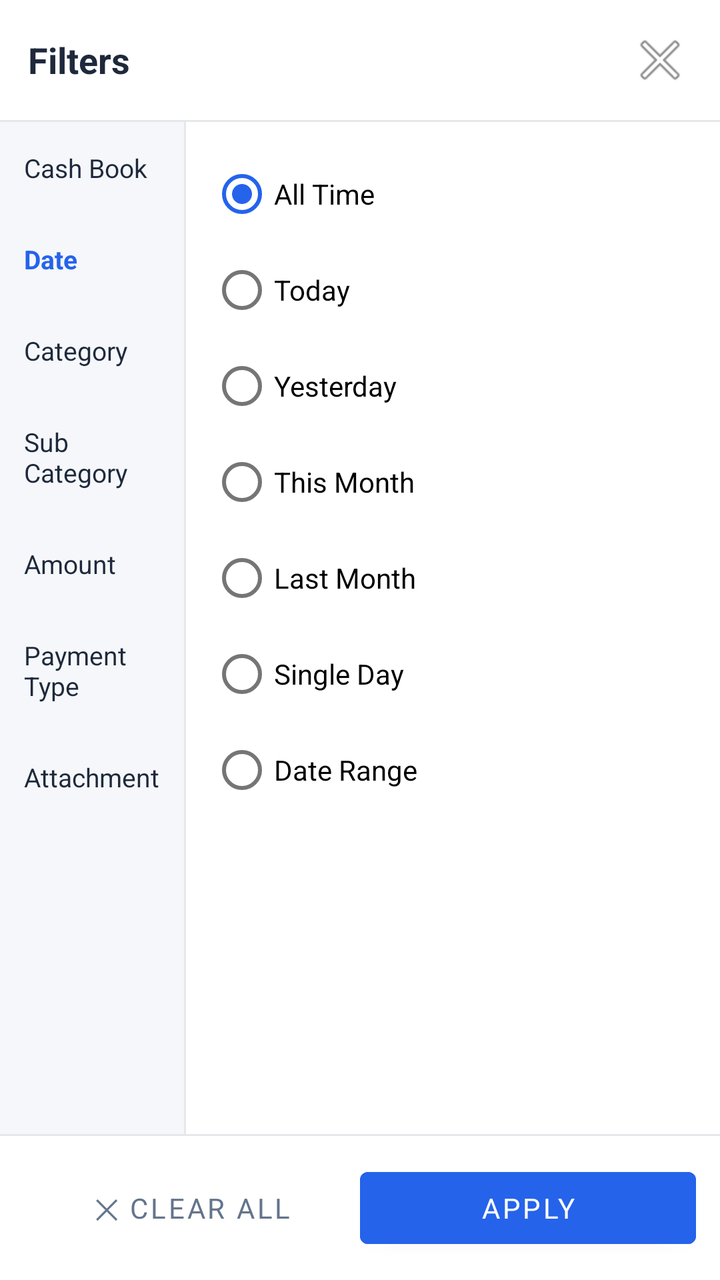
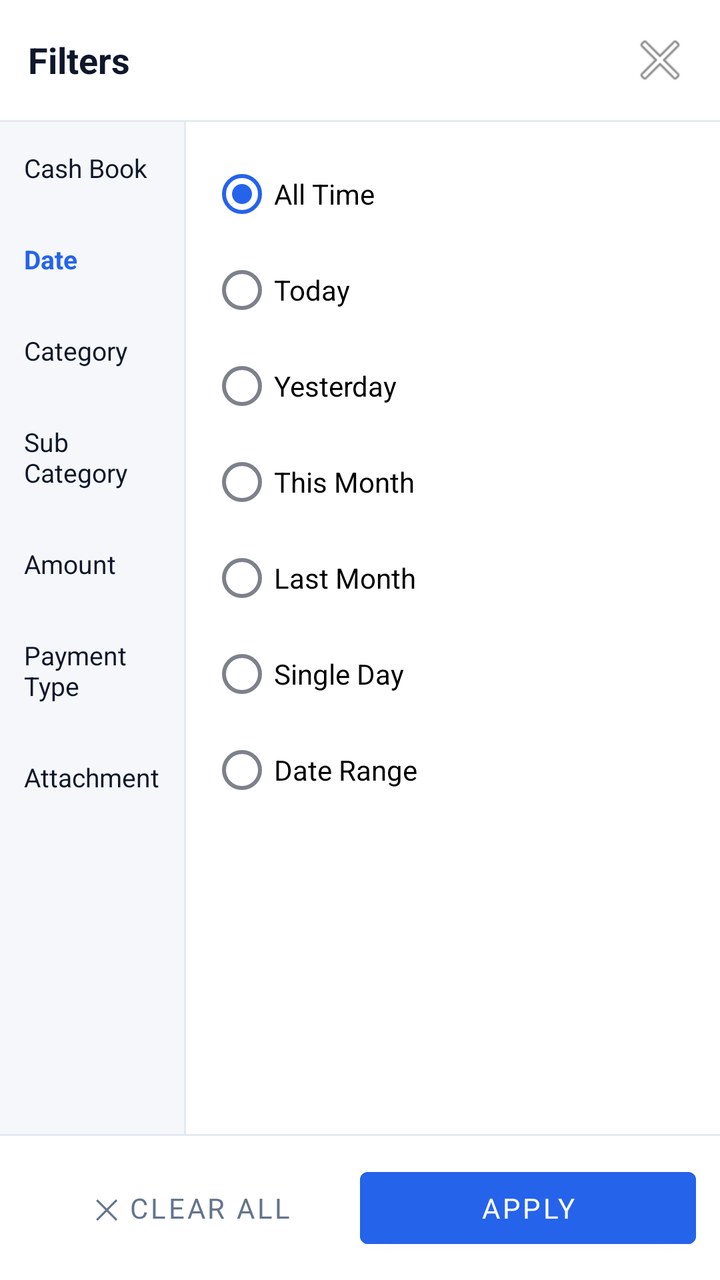

Before-and-after screenshots of an Android layout around one commit, followed by the original layout XML and the change that was made.
<!-- AndroidManifest.xml: application theme Theme.ExpenseOS -->
<!-- res/layout/dialog_transaction_filter.xml -->
<?xml version="1.0" encoding="utf-8"?>
<LinearLayout xmlns:android="http://schemas.android.com/apk/res/android"
    android:layout_width="match_parent"
    android:layout_height="match_parent"
    android:background="@android:color/white"
    android:orientation="vertical">

    
    <LinearLayout
        android:layout_width="match_parent"
        android:layout_height="wrap_content"
        android:gravity="center_vertical"
        android:padding="14dp">

        <TextView
            android:id="@+id/dialogTitle"
            android:layout_width="0dp"
            android:layout_height="wrap_content"
            android:layout_weight="1"
            android:text="Filters"
            android:textColor="@color/text"
            android:textSize="18sp"
            android:textStyle="bold" />

        <ImageButton
            android:id="@+id/btnFilterClose"
            android:layout_width="32dp"
            android:layout_height="32dp"
            android:background="?attr/selectableItemBackgroundBorderless"
            android:contentDescription="Close"
            android:src="@android:drawable/ic_menu_close_clear_cancel" />
    </LinearLayout>

    <View
        android:layout_width="match_parent"
        android:layout_height="1dp"
        android:background="#E5E7EB" />

    
    <LinearLayout
        android:layout_width="match_parent"
        android:layout_height="0dp"
        android:layout_weight="1"
        android:orientation="horizontal">

        
        <LinearLayout
            android:id="@+id/tabListContainer"
            android:layout_width="92dp"
            android:layout_height="match_parent"
            android:background="#F5F7FA"
            android:orientation="vertical">

            <TextView
                android:id="@+id/tabCashBook"
                android:layout_width="match_parent"
                android:layout_height="wrap_content"
                android:paddingHorizontal="12dp"
                android:paddingVertical="14dp"
                android:text="Cash Book"
                android:textColor="@color/text"
                android:textSize="13sp" />

            <TextView
                android:id="@+id/tabDate"
                android:layout_width="match_parent"
                android:layout_height="wrap_content"
                android:paddingHorizontal="12dp"
                android:paddingVertical="14dp"
                android:text="Date"
                android:textColor="@color/primary"
                android:textSize="13sp"
                android:textStyle="bold" />

            <TextView
                android:id="@+id/tabCategory"
                android:layout_width="match_parent"
                android:layout_height="wrap_content"
                android:paddingHorizontal="12dp"
                android:paddingVertical="14dp"
                android:text="Category"
                android:textColor="@color/text"
                android:textSize="13sp" />

            <TextView
                android:id="@+id/tabSubCategory"
                android:layout_width="match_parent"
                android:layout_height="wrap_content"
                android:paddingHorizontal="12dp"
                android:paddingVertical="14dp"
                android:text="Sub Category"
                android:textColor="@color/text"
                android:textSize="13sp" />

            <TextView
                android:id="@+id/tabAmount"
                android:layout_width="match_parent"
                android:layout_height="wrap_content"
                android:paddingHorizontal="12dp"
                android:paddingVertical="14dp"
                android:text="Amount"
                android:textColor="@color/text"
                android:textSize="13sp" />

            <TextView
                android:id="@+id/tabPaymentType"
                android:layout_width="match_parent"
                android:layout_height="wrap_content"
                android:paddingHorizontal="12dp"
                android:paddingVertical="14dp"
                android:text="Payment Type"
                android:textColor="@color/text"
                android:textSize="13sp" />

            <TextView
                android:id="@+id/tabAttachment"
                android:layout_width="match_parent"
                android:layout_height="wrap_content"
                android:paddingHorizontal="12dp"
                android:paddingVertical="14dp"
                android:text="Attachment"
                android:textColor="@color/text"
                android:textSize="13sp" />
        </LinearLayout>

        <View
            android:id="@+id/dividerTabs"
            android:layout_width="1dp"
            android:layout_height="match_parent"
            android:background="#E5E7EB" />

        
        <FrameLayout
            android:layout_width="0dp"
            android:layout_height="match_parent"
            android:layout_weight="1">

            
            <ScrollView
                android:id="@+id/panelCashBook"
                android:layout_width="match_parent"
                android:layout_height="match_parent"
                android:visibility="gone">

                <LinearLayout
                    android:id="@+id/cashBookContainer"
                    android:layout_width="match_parent"
                    android:layout_height="wrap_content"
                    android:orientation="vertical"
                    android:padding="12dp" />
            </ScrollView>

            
            <ScrollView
                android:id="@+id/panelDate"
                android:layout_width="match_parent"
                android:layout_height="match_parent"
                android:visibility="visible">

                <LinearLayout
                    android:layout_width="match_parent"
                    android:layout_height="wrap_content"
                    android:orientation="vertical"
                    android:padding="12dp">

                    <RadioGroup
                        android:id="@+id/rgDatePreset"
                        android:layout_width="match_parent"
                        android:layout_height="wrap_content">

                        <RadioButton
                            android:id="@+id/rbAllTime"
                            android:layout_width="match_parent"
                            android:layout_height="wrap_content"
                            android:paddingVertical="8dp"
                            android:text="All Time"
                            android:checked="true" />

                        <RadioButton
                            android:id="@+id/rbToday"
                            android:layout_width="match_parent"
                            android:layout_height="wrap_content"
                            android:paddingVertical="8dp"
                            android:text="Today" />

                        <RadioButton
                            android:id="@+id/rbYesterday"
                            android:layout_width="match_parent"
                            android:layout_height="wrap_content"
                            android:paddingVertical="8dp"
                            android:text="Yesterday" />

                        <RadioButton
                            android:id="@+id/rbThisMonth"
                            android:layout_width="match_parent"
                            android:layout_height="wrap_content"
                            android:paddingVertical="8dp"
                            android:text="This Month" />

                        <RadioButton
                            android:id="@+id/rbLastMonth"
                            android:layout_width="match_parent"
                            android:layout_height="wrap_content"
                            android:paddingVertical="8dp"
                            android:text="Last Month" />

                        <RadioButton
                            android:id="@+id/rbSingleDay"
                            android:layout_width="match_parent"
                            android:layout_height="wrap_content"
                            android:paddingVertical="8dp"
                            android:text="Single Day" />

                        <RadioButton
                            android:id="@+id/rbDateRange"
                            android:layout_width="match_parent"
                            android:layout_height="wrap_content"
                            android:paddingVertical="8dp"
                            android:text="Date Range" />
                    </RadioGroup>

                    <LinearLayout
                        android:id="@+id/layoutSingleDay"
                        android:layout_width="match_parent"
                        android:layout_height="wrap_content"
                        android:layout_marginTop="10dp"
                        android:orientation="vertical"
                        android:visibility="gone">

                        <EditText
                            android:id="@+id/etSingleDay"
                            android:layout_width="match_parent"
                            android:layout_height="wrap_content"
                            android:focusable="false"
                            android:hint="Select date"
                            android:inputType="none" />
                    </LinearLayout>

                    <LinearLayout
                        android:id="@+id/layoutDateRange"
                        android:layout_width="match_parent"
                        android:layout_height="wrap_content"
                        android:layout_marginTop="10dp"
                        android:orientation="vertical"
                        android:visibility="gone">

                        <EditText
                            android:id="@+id/etDateFrom"
                            android:layout_width="match_parent"
                            android:layout_height="wrap_content"
                            android:layout_marginBottom="8dp"
                            android:focusable="false"
                            android:hint="From date"
                            android:inputType="none" />

                        <EditText
                            android:id="@+id/etDateTo"
                            android:layout_width="match_parent"
                            android:layout_height="wrap_content"
                            android:focusable="false"
                            android:hint="To date"
                            android:inputType="none" />
                    </LinearLayout>
                </LinearLayout>
            </ScrollView>

            
            <ScrollView
                android:id="@+id/panelCategory"
                android:layout_width="match_parent"
                android:layout_height="match_parent"
                android:visibility="gone">

                <LinearLayout
                    android:layout_width="match_parent"
                    android:layout_height="wrap_content"
                    android:orientation="vertical">

                    <CheckBox
                        android:id="@+id/cbSelectAllCategory"
                        android:layout_width="match_parent"
                        android:layout_height="wrap_content"
                        android:paddingHorizontal="12dp"
                        android:paddingTop="12dp"
                        android:paddingBottom="8dp"
                        android:text="Select All"
                        android:textColor="@color/primary"
                        android:textStyle="bold" />

                    <View
                        android:layout_width="match_parent"
                        android:layout_height="1dp"
                        android:layout_marginHorizontal="12dp"
                        android:layout_marginBottom="4dp"
                        android:background="#E5E7EB" />

                    <LinearLayout
                        android:id="@+id/categoryContainer"
                        android:layout_width="match_parent"
                        android:layout_height="wrap_content"
                        android:orientation="vertical"
                        android:paddingHorizontal="12dp"
                        android:paddingBottom="12dp" />
                </LinearLayout>
            </ScrollView>

            
            <ScrollView
                android:id="@+id/panelSubCategory"
                android:layout_width="match_parent"
                android:layout_height="match_parent"
                android:visibility="gone">

                <LinearLayout
                    android:layout_width="match_parent"
                    android:layout_height="wrap_content"
                    android:orientation="vertical">

                    <CheckBox
                        android:id="@+id/cbSelectAllSubCategory"
                        android:layout_width="match_parent"
                        android:layout_height="wrap_content"
                        android:paddingHorizontal="12dp"
                        android:paddingTop="12dp"
                        android:paddingBottom="8dp"
                        android:text="Select All"
                        android:textColor="@color/primary"
                        android:textStyle="bold" />

                    <View
                        android:layout_width="match_parent"
                        android:layout_height="1dp"
                        android:layout_marginHorizontal="12dp"
                        android:layout_marginBottom="4dp"
                        android:background="#E5E7EB" />

                    <LinearLayout
                        android:id="@+id/subCategoryContainer"
                        android:layout_width="match_parent"
                        android:layout_height="wrap_content"
                        android:orientation="vertical"
                        android:paddingHorizontal="12dp"
                        android:paddingBottom="12dp" />
                </LinearLayout>
            </ScrollView>

            
            <ScrollView
                android:id="@+id/panelPaymentType"
                android:layout_width="match_parent"
                android:layout_height="match_parent"
                android:visibility="gone">

                <LinearLayout
                    android:layout_width="match_parent"
                    android:layout_height="wrap_content"
                    android:orientation="vertical">

                    <CheckBox
                        android:id="@+id/cbSelectAllPaymentType"
                        android:layout_width="match_parent"
                        android:layout_height="wrap_content"
                        android:paddingHorizontal="12dp"
                        android:paddingTop="12dp"
                        android:paddingBottom="8dp"
                        android:text="Select All"
                        android:textColor="@color/primary"
                        android:textStyle="bold" />

                    <View
                        android:layout_width="match_parent"
                        android:layout_height="1dp"
                        android:layout_marginHorizontal="12dp"
                        android:layout_marginBottom="4dp"
                        android:background="#E5E7EB" />

                    <LinearLayout
                        android:id="@+id/paymentTypeContainer"
                        android:layout_width="match_parent"
                        android:layout_height="wrap_content"
                        android:orientation="vertical"
                        android:paddingHorizontal="12dp"
                        android:paddingBottom="12dp" />
                </LinearLayout>
            </ScrollView>

            
            <ScrollView
                android:id="@+id/panelAmount"
                android:layout_width="match_parent"
                android:layout_height="match_parent"
                android:visibility="gone">

                <LinearLayout
                    android:layout_width="match_parent"
                    android:layout_height="wrap_content"
                    android:orientation="vertical"
                    android:padding="12dp">

                    <TextView
                        android:layout_width="wrap_content"
                        android:layout_height="wrap_content"
                        android:layout_marginBottom="6dp"
                        android:text="Amount"
                        android:textColor="@color/text_muted"
                        android:textSize="12sp" />

                    <LinearLayout
                        android:layout_width="match_parent"
                        android:layout_height="wrap_content"
                        android:gravity="center_vertical"
                        android:orientation="horizontal">

                        <Spinner
                            android:id="@+id/spAmountOp1"
                            android:layout_width="wrap_content"
                            android:layout_height="wrap_content" />

                        <EditText
                            android:id="@+id/etAmount1"
                            android:layout_width="0dp"
                            android:layout_height="wrap_content"
                            android:layout_marginStart="8dp"
                            android:layout_weight="1"
                            android:hint="Amount"
                            android:inputType="numberDecimal" />
                    </LinearLayout>

                    <TextView
                        android:layout_width="wrap_content"
                        android:layout_height="wrap_content"
                        android:layout_marginVertical="8dp"
                        android:text="AND"
                        android:textColor="@color/text_muted"
                        android:textSize="12sp" />

                    <LinearLayout
                        android:layout_width="match_parent"
                        android:layout_height="wrap_content"
                        android:gravity="center_vertical"
                        android:orientation="horizontal">

                        <Spinner
                            android:id="@+id/spAmountOp2"
                            android:layout_width="wrap_content"
                            android:layout_height="wrap_content" />

                        <EditText
                            android:id="@+id/etAmount2"
                            android:layout_width="0dp"
                            android:layout_height="wrap_content"
                            android:layout_marginStart="8dp"
                            android:layout_weight="1"
                            android:enabled="false"
                            android:hint="Range end"
                            android:inputType="numberDecimal" />
                    </LinearLayout>

                    <TextView
                        android:layout_width="match_parent"
                        android:layout_height="wrap_content"
                        android:layout_marginTop="10dp"
                        android:text="Example: &gt;=10 AND &lt;=50 → amounts between 10 and 50"
                        android:textColor="@color/text_muted"
                        android:textSize="11sp" />
                </LinearLayout>
            </ScrollView>

            
            <ScrollView
                android:id="@+id/panelAttachment"
                android:layout_width="match_parent"
                android:layout_height="match_parent"
                android:visibility="gone">

                <RadioGroup
                    android:id="@+id/rgAttachment"
                    android:layout_width="match_parent"
                    android:layout_height="wrap_content"
                    android:orientation="vertical"
                    android:padding="12dp">

                    <RadioButton
                        android:id="@+id/rbAttachmentAll"
                        android:layout_width="match_parent"
                        android:layout_height="wrap_content"
                        android:checked="true"
                        android:paddingVertical="10dp"
                        android:text="All" />

                    <RadioButton
                        android:id="@+id/rbAttachmentYes"
                        android:layout_width="match_parent"
                        android:layout_height="wrap_content"
                        android:paddingVertical="10dp"
                        android:text="With attachment" />

                    <RadioButton
                        android:id="@+id/rbAttachmentNo"
                        android:layout_width="match_parent"
                        android:layout_height="wrap_content"
                        android:paddingVertical="10dp"
                        android:text="Without attachment" />
                </RadioGroup>
            </ScrollView>
        </FrameLayout>
    </LinearLayout>

    <View
        android:layout_width="match_parent"
        android:layout_height="1dp"
        android:background="#E5E7EB" />

    
    <LinearLayout
        android:layout_width="match_parent"
        android:layout_height="wrap_content"
        android:padding="12dp">

        <Button
            android:id="@+id/btnClearAll"
            style="@style/Widget.MaterialComponents.Button.TextButton"
            android:layout_width="0dp"
            android:layout_height="wrap_content"
            android:layout_weight="1"
            android:text="✕ Clear All"
            android:textColor="@color/text_muted" />

        <Button
            android:id="@+id/btnApplyFilter"
            android:layout_width="0dp"
            android:layout_height="wrap_content"
            android:layout_weight="1"
            android:backgroundTint="@color/primary"
            android:text="APPLY"
            android:textColor="@android:color/white" />
    </LinearLayout>
</LinearLayout>
<!-- resources referenced by this layout -->
<resources>
  <color name="text">#1E293B</color>
  <style name="Theme.ExpenseOS" parent="Theme.MaterialComponents.Light.NoActionBar">
          <item name="colorPrimary">@color/primary</item>
          <item name="colorPrimaryDark">@color/primary_dark</item>
          <item name="colorAccent">@color/primary</item>
          <item name="android:windowBackground">@color/bg</item>
          <item name="android:fontFamily">sans-serif</item>
          <item name="android:statusBarColor">@color/primary_dark</item>
      </style>
  <color name="bg">#F8FAFC</color>
  <!-- unchanged entries left out for length: 3 -->
</resources>

<!-- the commit's change to res/layout/dialog_transaction_filter.xml (unified diff, before → after) -->
@@ -2,7 +2,7 @@
 <LinearLayout xmlns:android="http://schemas.android.com/apk/res/android"
     android:layout_width="match_parent"
     android:layout_height="match_parent"
-    android:background="@android:color/white"
+    android:background="@color/bg_card"
     android:orientation="vertical">
 
     
@@ -34,7 +34,7 @@
     <View
         android:layout_width="match_parent"
         android:layout_height="1dp"
-        android:background="#E5E7EB" />
+        android:background="@color/border" />
 
     
     <LinearLayout
@@ -48,7 +48,7 @@
             android:id="@+id/tabListContainer"
             android:layout_width="92dp"
             android:layout_height="match_parent"
-            android:background="#F5F7FA"
+            android:background="@color/bg"
             android:orientation="vertical">
 
             <TextView
@@ -127,7 +127,7 @@
             android:id="@+id/dividerTabs"
             android:layout_width="1dp"
             android:layout_height="match_parent"
-            android:background="#E5E7EB" />
+            android:background="@color/border" />
 
         
         <FrameLayout
@@ -292,7 +292,7 @@
                         android:layout_height="1dp"
                         android:layout_marginHorizontal="12dp"
                         android:layout_marginBottom="4dp"
-                        android:background="#E5E7EB" />
+                        android:background="@color/border" />
 
                     <LinearLayout
                         android:id="@+id/categoryContainer"
@@ -332,7 +332,7 @@
                         android:layout_height="1dp"
                         android:layout_marginHorizontal="12dp"
                         android:layout_marginBottom="4dp"
-                        android:background="#E5E7EB" />
+                        android:background="@color/border" />
 
                     <LinearLayout
                         android:id="@+id/subCategoryContainer"
@@ -372,7 +372,7 @@
                         android:layout_height="1dp"
                         android:layout_marginHorizontal="12dp"
                         android:layout_marginBottom="4dp"
-                        android:background="#E5E7EB" />
+                        android:background="@color/border" />
 
                     <LinearLayout
                         android:id="@+id/paymentTypeContainer"
@@ -509,7 +509,7 @@
     <View
         android:layout_width="match_parent"
         android:layout_height="1dp"
-        android:background="#E5E7EB" />
+        android:background="@color/border" />
 
     
     <LinearLayout
<!-- resource entries referenced after the edit -->
@@ -1,15 +1,93 @@
 <!-- resources referenced by this layout -->
 <resources>
-  <color name="text">#1E293B</color>
-  <style name="Theme.ExpenseOS" parent="Theme.MaterialComponents.Light.NoActionBar">
+  <color name="text">#0F172A</color>
+  <style name="Theme.ExpenseOS" parent="Theme.MaterialComponents.DayNight.NoActionBar">
           <item name="colorPrimary">@color/primary</item>
+          <item name="colorPrimaryVariant">@color/primary_dark</item>
           <item name="colorPrimaryDark">@color/primary_dark</item>
+          <item name="colorOnPrimary">@color/on_primary</item>
+          <item name="colorSecondary">@color/secondary</item>
+          <item name="colorSecondaryVariant">@color/secondary_dark</item>
+          <item name="colorOnSecondary">@color/on_primary</item>
           <item name="colorAccent">@color/primary</item>
+          <item name="colorSurface">@color/surface</item>
+          <item name="colorOnSurface">@color/text</item>
+          <item name="colorOnBackground">@color/text</item>
+          <item name="colorError">@color/danger</item>
+          <item name="android:colorBackground">@color/bg</item>
           <item name="android:windowBackground">@color/bg</item>
+  
+          <item name="android:textColorPrimary">@color/text</item>
+          <item name="android:textColorSecondary">@color/text_muted</item>
+          <item name="android:textColorHint">@color/text_hint</item>
           <item name="android:fontFamily">sans-serif</item>
-          <item name="android:statusBarColor">@color/primary_dark</item>
+          <item name="fontFamily">sans-serif</item>
+  
+          
+          <item name="android:statusBarColor">@color/bg</item>
+          <item name="android:navigationBarColor">@color/nav_bg</item>
+          <item name="android:windowLightStatusBar">true</item>
+          <item name="android:windowLightNavigationBar" tools:targetApi="o_mr1">true</item>
+          <item name="android:forceDarkAllowed" tools:targetApi="q">false</item>
+  
+          
+          <item name="editTextStyle">@style/Widget.ExpenseOS.EditText</item>
+          <item name="materialAlertDialogTheme">@style/ThemeOverlay.ExpenseOS.Dialog</item>
+          <item name="bottomSheetDialogTheme">@style/ThemeOverlay.ExpenseOS.BottomSheet</item>
+          <item name="android:windowAnimationStyle">@style/Animation.ExpenseOS.Window</item>
+          <item name="android:windowActivityTransitions">true</item>
+          <item name="android:windowContentTransitions">true</item>
       </style>
-  <color name="bg">#F8FAFC</color>
+  <color name="on_primary">#FFFFFF</color>
+  <color name="secondary">#0F766E</color>
+  <color name="secondary_dark">#115E59</color>
+  <color name="surface">#FFFFFF</color>
+  <color name="danger">#E11D48</color>
+  <color name="text_hint">#94A3B8</color>
+  <color name="nav_bg">#FFFFFF</color>
+  <style name="Widget.ExpenseOS.EditText" parent="Widget.AppCompat.EditText">
+          <item name="android:textSize">@dimen/type_body</item>
+          <item name="android:textColor">@color/text</item>
+          <item name="android:textColorHint">@color/text_hint</item>
+          <item name="android:paddingStart">14dp</item>
+          <item name="android:paddingEnd">14dp</item>
+          <item name="android:minHeight">@dimen/input_height</item>
+      </style>
+  <style name="ThemeOverlay.ExpenseOS.Dialog" parent="ThemeOverlay.MaterialComponents.MaterialAlertDialog">
+          <item name="colorPrimary">@color/primary</item>
+          <item name="colorSurface">@color/surface</item>
+          <item name="colorOnSurface">@color/text</item>
+          <item name="shapeAppearanceOverlay">@style/ShapeAppearance.ExpenseOS.Dialog</item>
+          <item name="android:windowMinWidthMajor">84%</item>
+          <item name="android:windowMinWidthMinor">84%</item>
+      </style>
+  <style name="ThemeOverlay.ExpenseOS.BottomSheet" parent="ThemeOverlay.MaterialComponents.BottomSheetDialog">
+          <item name="bottomSheetStyle">@style/Widget.ExpenseOS.BottomSheet</item>
+      </style>
+  <style name="Animation.ExpenseOS.Window" parent="@android:style/Animation.Activity">
+          <item name="android:activityOpenEnterAnimation">@anim/screen_enter</item>
+          <item name="android:activityOpenExitAnimation">@anim/screen_exit</item>
+          <item name="android:activityCloseEnterAnimation">@anim/screen_pop_enter</item>
+          <item name="android:activityCloseExitAnimation">@anim/screen_pop_exit</item>
+      </style>
+  <style name="ShapeAppearance.ExpenseOS.Dialog" parent="ShapeAppearance.MaterialComponents.MediumComponent">
+          <item name="cornerFamily">rounded</item>
+          <item name="cornerSize">26dp</item>
+      </style>
+  <style name="Widget.ExpenseOS.BottomSheet" parent="Widget.MaterialComponents.BottomSheet.Modal">
+          <item name="shapeAppearanceOverlay">@style/ShapeAppearance.ExpenseOS.Sheet</item>
+          <item name="backgroundTint">@color/surface</item>
+      </style>
+  <style name="ShapeAppearance.ExpenseOS.Sheet" parent="">
+          <item name="cornerFamily">rounded</item>
+          <item name="cornerSizeTopLeft">26dp</item>
+          <item name="cornerSizeTopRight">26dp</item>
+          <item name="cornerSizeBottomLeft">0dp</item>
+          <item name="cornerSizeBottomRight">0dp</item>
+      </style>
+  <color name="bg">#F5F7FB</color>
+  <color name="bg_card">#FFFFFF</color>
+  <color name="border">#E5EAF2</color>
   <!-- unchanged entries left out for length: 3 -->
 </resources>
 
